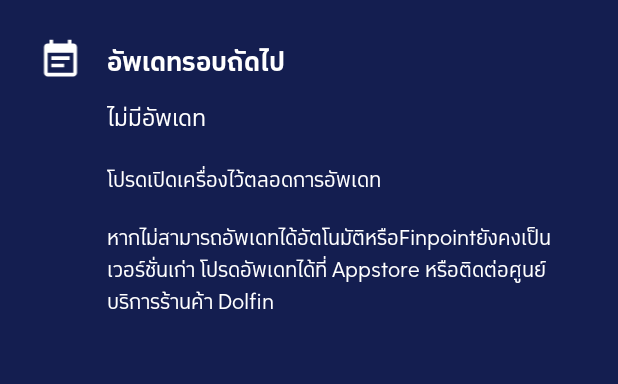
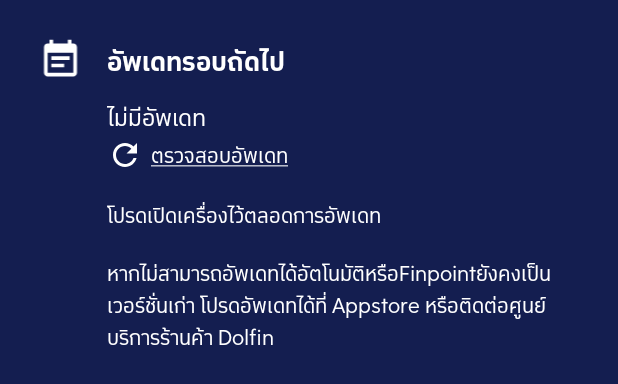
Before and after one commit to kantee2540/MerchantLauncher, an Android app: the layout fragment_other.xml on its own in the app's theme, with its tools: preview values and no code run, on a phone screen of 412 x 824 dp. Shown: the top 384 px of the screen. Run offline under Robolectric (Android 15) with nearby library versions, the phone set to English and light mode, and no system bars.

Commit message:
Add check update button when no update schedule

```diff
--- a/app/src/main/java/com/cjdfintech/merchantlauncher/Information/OtherFragment.kt
+++ b/app/src/main/java/com/cjdfintech/merchantlauncher/Information/OtherFragment.kt
@@ -31,10 +31,15 @@ class OtherFragment : Fragment(), RemoteConfigInterface {
         if(!remoteConfig.getString("next_update").isEmpty()) {
             rootView.nextupdate_tv.text = remoteConfig.getString("next_update")
             rootView.instruction_layout.visibility = View.VISIBLE
+            rootView.check_update_link.visibility = View.GONE
         }
         else{
             rootView.nextupdate_tv.text = getString(R.string.no_update_schedule)
             rootView.instruction_layout.visibility = View.GONE
+            rootView.check_update_link.visibility = View.VISIBLE
+            rootView.check_update_link.setOnClickListener {
+                getMessage()
+            }
         }
     }
 
--- a/app/src/main/java/com/cjdfintech/merchantlauncher/RemoteConfig.kt
+++ b/app/src/main/java/com/cjdfintech/merchantlauncher/RemoteConfig.kt
@@ -12,7 +12,7 @@ class RemoteConfig(private val callback: RemoteConfigInterface) {
             .setDeveloperModeEnabled(BuildConfig.DEBUG)
             .build()
         remoteConfig.setConfigSettings(configSettings)
-        remoteConfig.fetch(0)
+        remoteConfig.fetch(10)
 
         remoteConfig.fetchAndActivate().addOnCompleteListener { task ->
             if(task.isSuccessful){
--- a/app/src/main/res/layout/fragment_other.xml
+++ b/app/src/main/res/layout/fragment_other.xml
@@ -37,6 +37,17 @@
                 android:textColor="@android:color/white" android:fontFamily="@font/font_the1_regular"
                 android:textSize="16sp"/>
 
+        <TextView
+                android:id="@+id/check_update_link"
+                android:layout_width="match_parent"
+                android:layout_height="wrap_content"
+                android:textColor="@android:color/white"
+                android:fontFamily="@font/font_the1_regular"
+                android:drawableStart="@drawable/ic_refresh_black_24dp"
+                android:drawablePadding="5dp"
+                android:text="@string/check_for_update" />
+
+
     </LinearLayout>
     <LinearLayout
             android:orientation="vertical"
```
